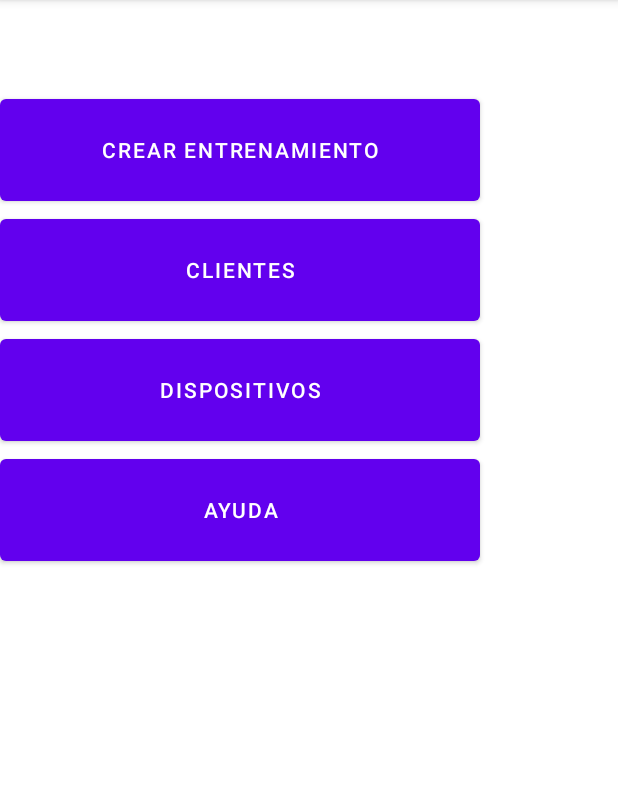
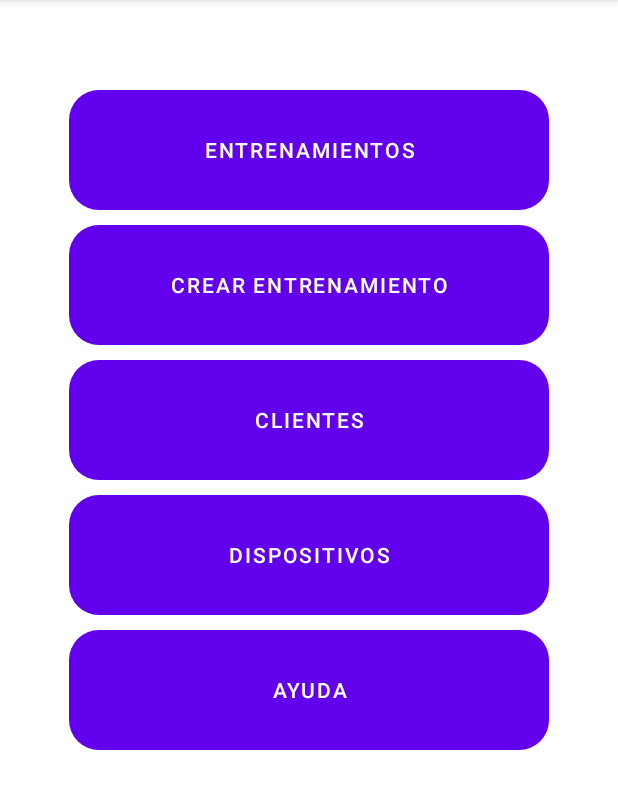
Before and after one commit to nicocth/Reflejos, an Android app: the fragment EntrenadorFragment shown on its own in the app's theme, on a phone screen of 412 x 824 dp, the part 84-893 px from its top. Run offline under Robolectric (Android 15) with nearby library versions, the phone set to English and light mode, and no system bars; 1 statement that could not run was skipped.

Commit message:
Correcciones en layout de activity_form_sign_in.xml, activity_login.xml, cliente_fragment.xml y entrenador_fragment.xml.
Boton añadido en EntrenadorFragment ya que tambien tiene que tener acceso a entrenamientos.

```diff
--- a/app/src/main/java/com/example/reflejos/EntrenadorFragment.java
+++ b/app/src/main/java/com/example/reflejos/EntrenadorFragment.java
@@ -11,17 +11,24 @@ import androidx.fragment.app.Fragment;
 
 public class EntrenadorFragment extends Fragment {
 
-    private Button createTrainingButton, clientsButton, devicesButton, helpButton;
+    private Button createTrainingButton, trainingButton, clientsButton, devicesButton, helpButton;
     @Override
     public View onCreateView(LayoutInflater inflater, ViewGroup container, Bundle savedInstanceState) {
         View view = inflater.inflate(R.layout.entrenador_fragment, container, false);
 
         // Inicializar los botones
+        trainingButton = view.findViewById(R.id.trainingButton);
         createTrainingButton = view.findViewById(R.id.createTrainingButton);
         clientsButton = view.findViewById(R.id.clientesButton);
         devicesButton = view.findViewById(R.id.devicesButton);
         helpButton = view.findViewById(R.id.helpButton);
 
+        trainingButton.setOnClickListener(new View.OnClickListener() {
+            @Override
+            public void onClick(View v) {
+                startActivity(new Intent(getActivity(), TrainingActivity.class));
+            }
+        });
         createTrainingButton.setOnClickListener(new View.OnClickListener() {
             @Override
             public void onClick(View v) {
--- /dev/null
+++ b/app/src/main/res/drawable/boton_redondo.xml
@@ -0,0 +1,4 @@
+<?xml version="1.0" encoding="utf-8"?>
+<shape xmlns:android="http://schemas.android.com/apk/res/android">
+    <corners android:radius="20dp"></corners>
+</shape>
--- a/app/src/main/res/layout/entrenador_fragment.xml
+++ b/app/src/main/res/layout/entrenador_fragment.xml
@@ -7,28 +7,48 @@
     tools:context=".EntrenadorFragment" >
 
     <Button
+        android:id="@+id/trainingButton"
+        android:layout_width="320dp"
+        android:layout_height="80dp"
+        android:layout_marginTop="60dp"
+        android:text="@string/main_training_button"
+        android:layout_gravity="center"
+        android:background="@drawable/boton_redondo"/>
+
+    <Button
         android:id="@+id/createTrainingButton"
         android:layout_width="320dp"
         android:layout_height="80dp"
-        android:layout_marginTop="60dp"
-        android:text="@string/main_create_training_button" />
+        android:layout_marginTop="10dp"
+        android:text="@string/main_create_training_button"
+        android:layout_gravity="center"
+        android:background="@drawable/boton_redondo"/>
 
     <Button
         android:id="@+id/clientesButton"
         android:layout_width="320dp"
         android:layout_height="80dp"
-        android:text="@string/main_clients_button" />
+        android:layout_marginTop="10dp"
+        android:text="@string/main_clients_button"
+        android:layout_gravity="center"
+        android:background="@drawable/boton_redondo"/>
 
     <Button
         android:id="@+id/devicesButton"
         android:layout_width="320dp"
         android:layout_height="80dp"
-        android:text="@string/main_devices_button" />
+        android:layout_marginTop="10dp"
+        android:text="@string/main_devices_button"
+        android:layout_gravity="center"
+        android:background="@drawable/boton_redondo"/>
 
     <Button
         android:id="@+id/helpButton"
         android:layout_width="320dp"
         android:layout_height="80dp"
-        android:text="@string/main_help_button" />
+        android:layout_marginTop="10dp"
+        android:text="@string/main_help_button"
+        android:layout_gravity="center"
+        android:background="@drawable/boton_redondo"/>
 
 </LinearLayout>
```
Also changed, not shown: app/src/main/res/layout/activity_form_sign_in.xml (+36 -25 lines), app/src/main/res/layout/activity_login.xml (+17 -22 lines), app/src/main/res/layout/cliente_fragment.xml (+15 -4 lines).
